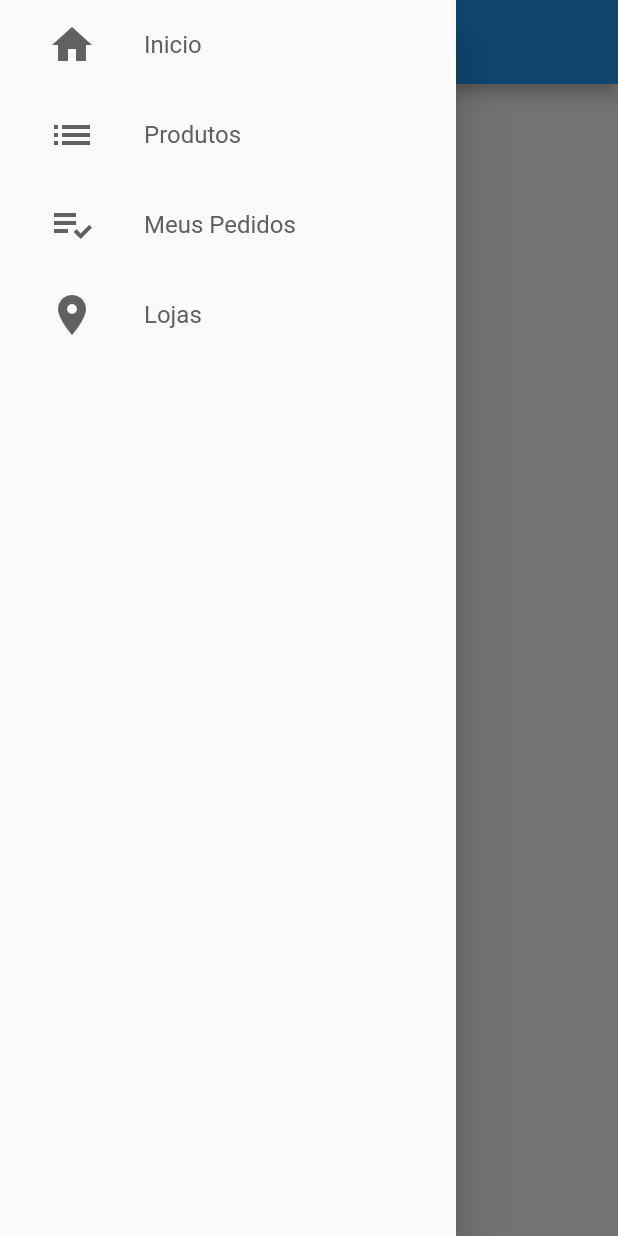
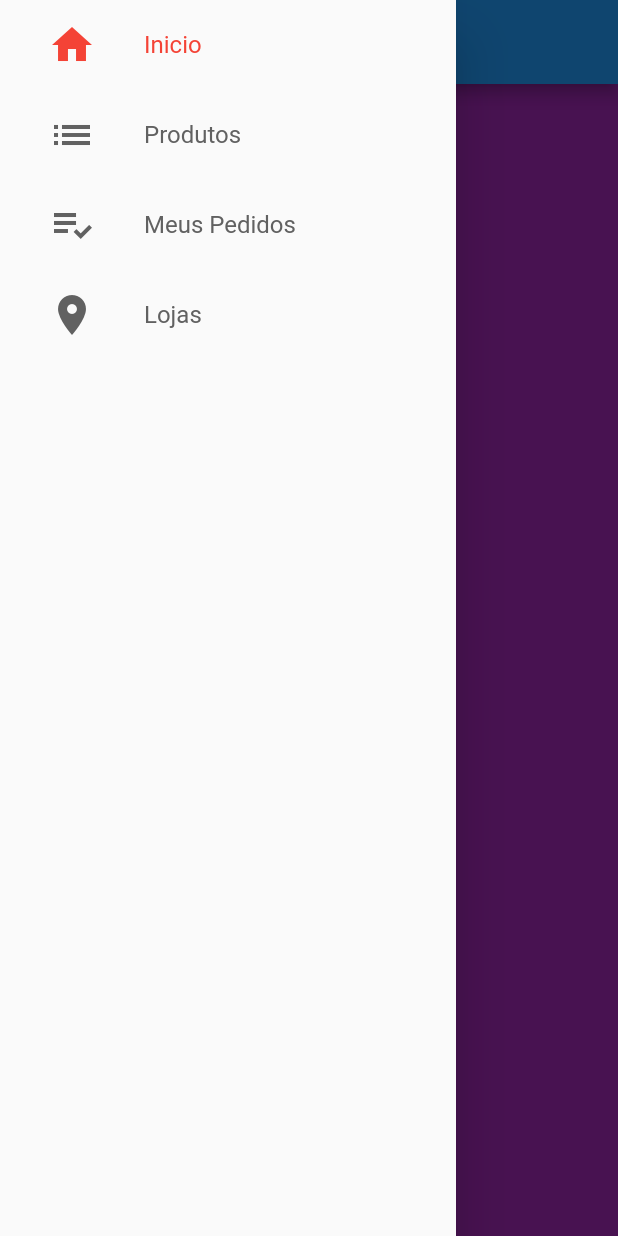
Before and after one commit to leoCardosoDev/flutter_ecommerce_completo, a Flutter app: the screen it shows after launch, with the side drawer open, on a phone screen of 412 x 824 dp. Run offline on Flutter 3.47's test engine with Material 2 defaults, Android fonts, the phone set to English and light mode, and no system bars.

Commit message:
feat: add Provider in CustomDrawer

```diff
--- a/lib/common/custom_drawer/drawer_tile.dart
+++ b/lib/common/custom_drawer/drawer_tile.dart
@@ -1,4 +1,6 @@
+import 'package:ecommerce_completo/models/page_manager.dart';
 import 'package:flutter/material.dart';
+import 'package:provider/provider.dart';
 
 class DrawerTile extends StatelessWidget {
   final IconData iconData;
@@ -8,19 +10,26 @@ class DrawerTile extends StatelessWidget {
 
   @override
   Widget build(BuildContext context) {
+    final int currentPage = context.watch<PageManager>().page;
     return InkWell(
-      onTap: () {},
+      onTap: () {
+        context.read<PageManager>().setPage(page);
+      },
       child: SizedBox(
         height: 60,
         child: Row(
           children: [
             Padding(
               padding: const EdgeInsets.symmetric(horizontal: 32),
-              child: Icon(iconData, size: 32, color: Colors.grey[700]),
+              child: Icon(iconData,
+                  size: 32,
+                  color: currentPage == page ? Colors.red : Colors.grey[700]),
             ),
             Text(
               title,
-              style: TextStyle(fontSize: 16, color: Colors.grey[700]),
+              style: TextStyle(
+                  fontSize: 16,
+                  color: currentPage == page ? Colors.red : Colors.grey[700]),
             ),
           ],
         ),
--- /dev/null
+++ b/lib/models/page_manager.dart
@@ -0,0 +1,14 @@
+import 'package:flutter/material.dart';
+
+class PageManager {
+  PageController _pageController;
+  PageManager(this._pageController);
+
+  int page = 0;
+
+  void setPage(int value) {
+    if (value == page) return;
+    page = value;
+    _pageController.jumpToPage(value);
+  }
+}
--- a/lib/screens/base_screen.dart
+++ b/lib/screens/base_screen.dart
@@ -1,11 +1,15 @@
 import 'package:ecommerce_completo/common/custom_drawer/custom_drawer.dart';
+import 'package:ecommerce_completo/models/page_manager.dart';
 import 'package:flutter/material.dart';
+import 'package:provider/provider.dart';
 
 class BaseScreen extends StatelessWidget {
   final PageController pageController = PageController();
   @override
   Widget build(BuildContext context) {
-    return PageView(
+    return Provider(
+      create: (_) => PageManager(pageController),
+      child: PageView(
         controller: pageController,
         physics: const NeverScrollableScrollPhysics(),
         children: [
@@ -14,11 +18,31 @@ class BaseScreen extends StatelessWidget {
             appBar: AppBar(
               title: Text('Home'),
             ),
+            body: Container(color: Colors.purple),
           ),
-        Container(color: Colors.red),
-        Container(color: Colors.yellow),
-        Container(color: Colors.green),
+          Scaffold(
+            drawer: CustomDrawer(),
+            appBar: AppBar(
+              title: Text('Home'),
+            ),
+            body: Container(color: Colors.amber),
+          ),
+          Scaffold(
+            drawer: CustomDrawer(),
+            appBar: AppBar(
+              title: Text('Home'),
+            ),
+            body: Container(color: Colors.red),
+          ),
+          Scaffold(
+            drawer: CustomDrawer(),
+            appBar: AppBar(
+              title: Text('Home'),
+            ),
+            body: Container(color: Colors.deepOrange),
+          ),
         ],
+      ),
     );
   }
 }
--- a/pubspec.yaml
+++ b/pubspec.yaml
@@ -31,6 +31,7 @@ dependencies:
   cloud_firestore: ^0.13.5
   firebase_auth: ^0.16.0
   firebase_storage: ^3.1.5
+  provider: ^4.1.2
 
 dev_dependencies:
   flutter_test:
```
Also changed, not shown: pubspec.lock. Lines whose indentation alone changed are shown as unchanged.
